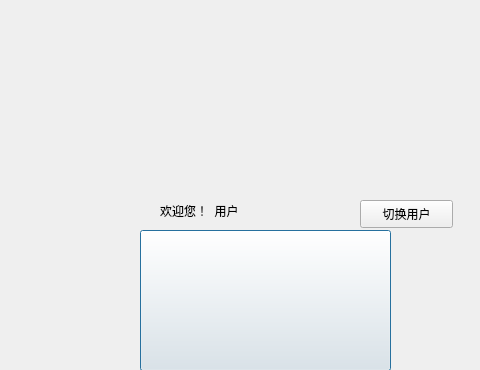
WCIofQMandRA/Protect-the-Planet, file dialog_start.ui: the form before one commit; both pictures show x 100 to 580 and y 0 to 370 of the 743 by 564 pixel window.
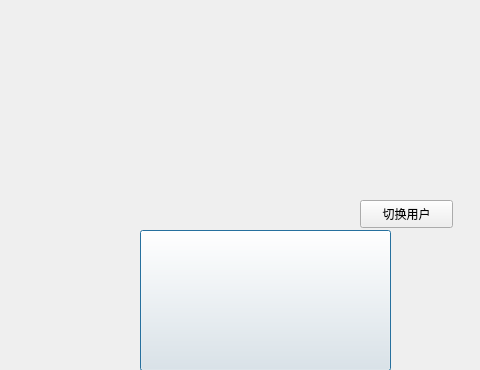
The form after the commit. Icons and pictures are not drawn.

The edit to the form file:
```diff
--- a/dialog_start.ui
+++ b/dialog_start.ui
@@ -84,26 +84,13 @@
     <string/>
    </property>
   </widget>
-  <widget class="QLabel" name="label_static">
-   <property name="geometry">
-    <rect>
-     <x>260</x>
-     <y>200</y>
-     <width>121</width>
-     <height>21</height>
-    </rect>
-   </property>
-   <property name="text">
-    <string>欢迎您！  用户</string>
-   </property>
-  </widget>
   <widget class="QLabel" name="label_lastname">
    <property name="geometry">
     <rect>
-     <x>370</x>
-     <y>200</y>
-     <width>72</width>
-     <height>15</height>
+     <x>230</x>
+     <y>195</y>
+     <width>221</width>
+     <height>31</height>
     </rect>
    </property>
    <property name="text">
```
